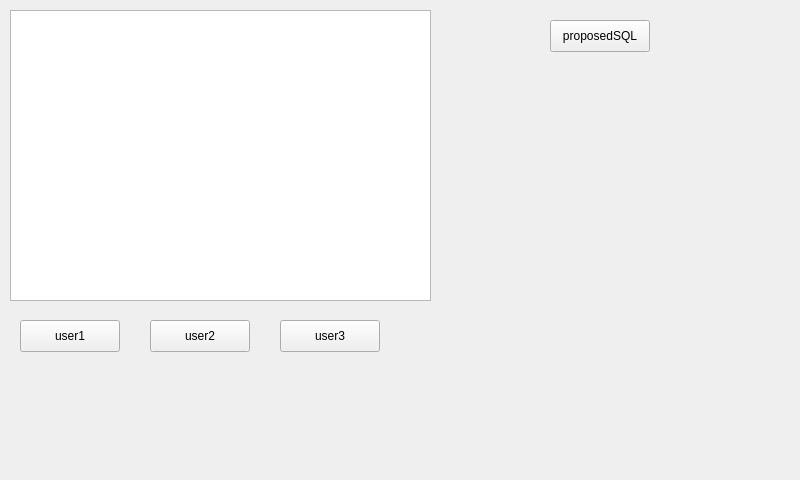
This is resources/ui/pages/event_view.ui in sebastiannoenning/decan as Qt 5 draws it before an edit. The edited form follows.
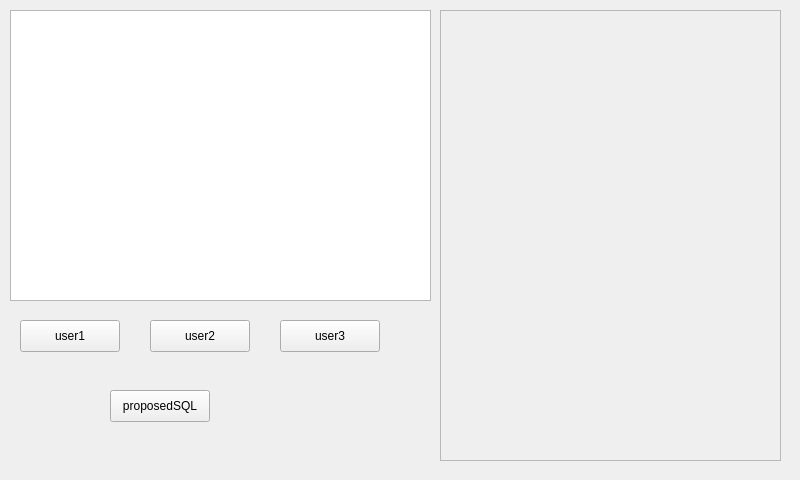
This is the edited form. Custom widgets are drawn as their Qt base class.

Commit message: renaming files, populate & clear list func for event_list, alongside changes to Eattributes etc

```diff
--- a/resources/ui/pages/event_view.ui
+++ b/resources/ui/pages/event_view.ui
@@ -65,8 +65,8 @@
   <widget class="QPushButton" name="pushButton">
    <property name="geometry">
     <rect>
-     <x>550</x>
-     <y>20</y>
+     <x>110</x>
+     <y>390</y>
      <width>100</width>
      <height>32</height>
     </rect>
@@ -75,22 +75,44 @@
     <string>proposedSQL</string>
    </property>
   </widget>
-  <widget class="EventItem" name="TestItem" native="true">
+  <widget class="QScrollArea" name="eventListScroll">
    <property name="geometry">
     <rect>
-     <x>450</x>
-     <y>80</y>
-     <width>331</width>
-     <height>311</height>
+     <x>440</x>
+     <y>10</y>
+     <width>341</width>
+     <height>451</height>
     </rect>
    </property>
+   <property name="lineWidth">
+    <number>0</number>
+   </property>
+   <property name="horizontalScrollBarPolicy">
+    <enum>Qt::ScrollBarPolicy::ScrollBarAlwaysOff</enum>
+   </property>
+   <property name="sizeAdjustPolicy">
+    <enum>QAbstractScrollArea::SizeAdjustPolicy::AdjustToContents</enum>
+   </property>
+   <property name="widgetResizable">
+    <bool>true</bool>
+   </property>
+   <widget class="EventList" name="eventList">
+    <property name="geometry">
+     <rect>
+      <x>0</x>
+      <y>0</y>
+      <width>339</width>
+      <height>449</height>
+     </rect>
+    </property>
+   </widget>
   </widget>
  </widget>
  <customwidgets>
   <customwidget>
-   <class>EventItem</class>
+   <class>EventList</class>
    <extends>QWidget</extends>
-   <header location="global">modules.eventlist.eventitem</header>
+   <header location="global">modules.eventlist.eventlist</header>
    <container>1</container>
   </customwidget>
  </customwidgets>
```
The commit also changes 7 other files.
